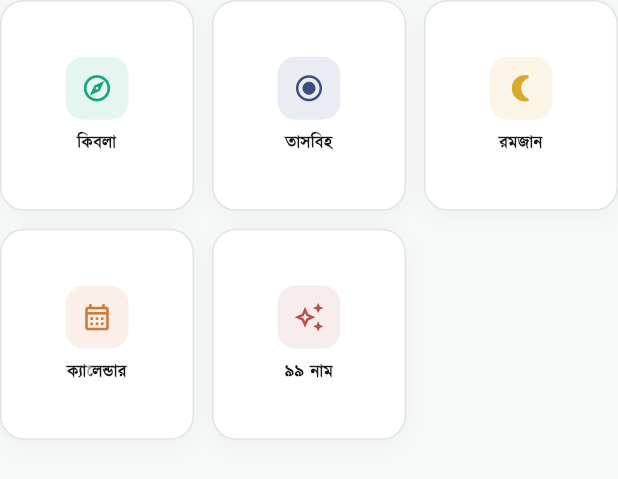
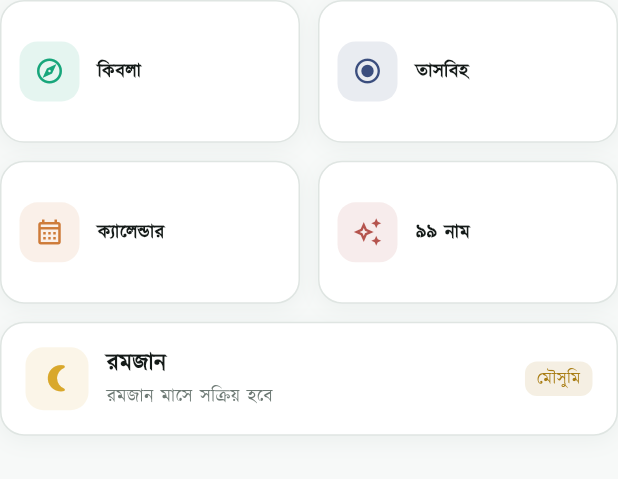
Before and after one commit to rtrajon-dev/amol_app, a Flutter app: the _QuickAccessGrid widget shown alone on an empty page, opened directly, on a phone screen of 412 x 824 dp. Shown: the top 479 px of the screen. Run offline on Flutter 3.47's test engine with Material 3 defaults, Android fonts, the phone set to English and light mode, and no system bars; our stand-ins replace adhan, connectivity_plus, dio, drift, drift_flutter, firebase_analytics and 17 more; accounts and stored records are empty; generated files the repository leaves out were written again; network calls fail.

Commit message:
fix(tasbeeh): keep a separate in-progress count for each dhikr
Counting 50 Subhanallah, switching to Alhamdulillah, then switching back
showed zero. The partial cycle lived in a single int — one slot shared by
five dhikr — so each switch destroyed the previous count.

This was deliberate, and the reasoning was wrong. The comment read
"switching dhikr abandons the partial cycle: those taps belong to the
previous tasbeeh and cannot be carried across". The premise is right and
the conclusion does not follow: taps belonging to a dhikr should be kept
AGAINST that dhikr, not discarded. Completed cycles were already stored
per-tasbeeh in SQLite; only the in-progress count was being clobbered.

Now a JSON map of id to count under a new key. New rather than reused, so
the old int cannot be read back as a String. Selecting a dhikr no longer
writes anything to the counts — it only changes which one is displayed —
and reset and cycle completion touch only the selected one.

displayTotal now sums every in-progress cycle rather than just the selected
one, since what the user has recited today includes the others.

Stored counts are sanitised on read: a value at or above its target, an id
no longer in the presets, or corrupt JSON are all dropped. Without that, a
target lowered between releases would leave a counter the user could never
clear by counting.

Nothing tested switching between dhikr, which is why this survived. Nine
tests now cover it, including the exact reported sequence.

```diff
--- a/lib/features/home/presentation/view/home_screen.dart
+++ b/lib/features/home/presentation/view/home_screen.dart
@@ -15,6 +15,7 @@ import '../../../../app/theme/app_typography.dart';
 import '../../../../global_widgets/app_card.dart';
 import '../../../../features/amal_tracker/presentation/viewmodel/amal_tracker_viewmodel.dart';
 import '../../../../features/prayer_time/presentation/viewmodel/prayer_time_viewmodel.dart';
+import '../../../../app/utils/hijri_utils.dart';
 import '../../../../global_widgets/section_header.dart';
 import '../viewmodel/home_viewmodel.dart';
 import '../widgets/amal_summary_card.dart';
@@ -129,9 +130,12 @@ class _QuickAccessGrid extends ConsumerWidget {
 
   /// Everything not in the bottom nav has to be reachable from here.
   ///
-  /// নামাজের সময় is deliberately absent: it is a permanent tab, and a tile
-  /// duplicating it would spend a grid slot on a screen that is always one tap
-  /// away. তাসবিহ and রমজান moved here when the nav dropped to four.
+  /// Two columns rather than three: five destinations in a three-wide grid
+  /// leaves a ragged last row, and wider tiles give Bangla labels room to sit
+  /// on one line.
+  ///
+  /// নামাজের সময় is deliberately absent — it is a permanent tab, so a tile
+  /// would spend a slot on a screen that is always one tap away.
   static const _items = [
     _QuickItem(
       icon: Icons.explore_outlined,
@@ -146,12 +150,6 @@ class _QuickAccessGrid extends ConsumerWidget {
       color: AppColors.fajr,
     ),
     _QuickItem(
-      icon: Icons.nightlight_round,
-      label: 'রমজান',
-      route: AppRoutes.ramadan,
-      color: AppColors.accent500,
-    ),
-    _QuickItem(
       icon: Icons.calendar_month_outlined,
       label: 'ক্যালেন্ডার',
       route: AppRoutes.islamicCalendar,
@@ -163,6 +161,7 @@ class _QuickAccessGrid extends ConsumerWidget {
       route: AppRoutes.namesOfAllah,
       color: AppColors.maghrib,
     ),
+    // Phase 2. They join the grid automatically when their flags are raised.
     _QuickItem(
       icon: Icons.menu_book_outlined,
       label: 'হাদিস',
@@ -185,20 +184,117 @@ class _QuickAccessGrid extends ConsumerWidget {
     final visible =
         _items.where((i) => !flags.isRouteWithheld(i.route)).toList();
 
-    return GridView.builder(
+    return Column(
+      children: [
+        GridView.builder(
           shrinkWrap: true,
           physics: const NeverScrollableScrollPhysics(),
           padding: EdgeInsets.zero,
           itemCount: visible.length,
           gridDelegate: const SliverGridDelegateWithFixedCrossAxisCount(
-        crossAxisCount: 3,
+            crossAxisCount: 2,
             crossAxisSpacing: Space.md,
             mainAxisSpacing: Space.md,
-        // Slightly taller than square: a Bangla label that wraps to two lines
-        // has room, so the tile never clips at large system font sizes.
-        childAspectRatio: 0.92,
+            // Wide and short: a two-column tile has room for the icon and
+            // label side by side, so it does not need a square's height.
+            childAspectRatio: 2.1,
           ),
           itemBuilder: (_, i) => _QuickAccessTile(item: visible[i]),
+        ),
+        const SizedBox(height: Space.md),
+        // Ramadan sits alone, full width, flagged as seasonal. It is relevant
+        // about thirty days a year, and a tile that looks identical to the
+        // others implies it is useful today when usually it is not.
+        const _RamadanTile(),
+      ],
+    );
+  }
+}
+
+/// Full-width Ramadan entry, labelled by where the Hijri year actually is.
+class _RamadanTile extends StatelessWidget {
+  const _RamadanTile();
+
+  static const _ramadanMonth = 9;
+
+  @override
+  Widget build(BuildContext context) {
+    final theme = Theme.of(context);
+    final isLight = theme.brightness == Brightness.light;
+    final hijri = HijriDate.now();
+    final isRamadan = hijri.month == _ramadanMonth;
+
+    return AppCard(
+      padding: const EdgeInsets.all(Space.lg),
+      onTap: () {
+        HapticFeedback.selectionClick();
+        context.push(AppRoutes.ramadan);
+      },
+      child: Row(
+        children: [
+          Container(
+            width: 42,
+            height: 42,
+            decoration: BoxDecoration(
+              color: AppColors.accent500
+                  .withValues(alpha: isLight ? 0.11 : 0.20),
+              borderRadius: Radii.mdAll,
+            ),
+            child: const Icon(
+              Icons.nightlight_round,
+              color: AppColors.accent500,
+              size: 21,
+            ),
+          ),
+          const SizedBox(width: Space.md),
+          Expanded(
+            child: Column(
+              crossAxisAlignment: CrossAxisAlignment.start,
+              children: [
+                Text(
+                  'রমজান',
+                  style: AppType.h3.copyWith(color: theme.colorScheme.onSurface),
+                ),
+                const SizedBox(height: 2),
+                Text(
+                  isRamadan
+                      ? 'সেহরি, ইফতার ও রমজানের আমল'
+                      : 'রমজান মাসে সক্রিয় হবে',
+                  style: AppType.bodySmall
+                      .copyWith(color: theme.colorScheme.onSurfaceVariant),
+                  maxLines: 1,
+                  overflow: TextOverflow.ellipsis,
+                ),
+              ],
+            ),
+          ),
+          const SizedBox(width: Space.sm),
+          _SeasonBadge(isActive: isRamadan),
+        ],
+      ),
+    );
+  }
+}
+
+class _SeasonBadge extends StatelessWidget {
+  const _SeasonBadge({required this.isActive});
+
+  final bool isActive;
+
+  @override
+  Widget build(BuildContext context) {
+    final color = isActive ? AppColors.success : AppColors.accent700;
+
+    return Container(
+      padding: const EdgeInsets.symmetric(horizontal: Space.sm, vertical: 4),
+      decoration: BoxDecoration(
+        color: color.withValues(alpha: 0.12),
+        borderRadius: Radii.smAll,
+      ),
+      child: Text(
+        isActive ? 'চলছে' : 'মৌসুমি',
+        style: AppType.labelSmall.copyWith(color: color),
+      ),
     );
   }
 }
@@ -236,28 +332,26 @@ class _QuickAccessTile extends StatelessWidget {
         // and closed the app on the next back press.
         context.push(item.route);
       },
-      child: Column(
-        mainAxisAlignment: MainAxisAlignment.center,
+      child: Row(
         children: [
           Container(
-            width: 42,
-            height: 42,
+            width: 40,
+            height: 40,
             decoration: BoxDecoration(
-              // A tinted plate rather than a bare icon: it gives each tile a
-              // consistent optical weight regardless of how dense its glyph is.
+              // A tinted plate gives each tile the same optical weight
+              // regardless of how dense its glyph is.
               color: item.color.withValues(alpha: isLight ? 0.11 : 0.20),
               borderRadius: Radii.mdAll,
             ),
-            child: Icon(item.icon, color: item.color, size: 21),
+            child: Icon(item.icon, color: item.color, size: 20),
           ),
-          const SizedBox(height: Space.sm),
-          Flexible(
+          const SizedBox(width: Space.md),
+          Expanded(
             child: Text(
               item.label,
-              textAlign: TextAlign.center,
               maxLines: 2,
               overflow: TextOverflow.ellipsis,
-              style: AppType.labelSmall.copyWith(
+              style: AppType.label.copyWith(
                 color: theme.colorScheme.onSurface,
                 fontWeight: FontWeight.w600,
               ),
```
Also changed, not shown: lib/app/services/storage_service.dart (+10 -6 lines), lib/features/tasbeeh/presentation/viewmodel/tasbeeh_viewmodel.dart (+74 -33 lines), 1 other file. Lines whose indentation alone changed are shown as unchanged.
